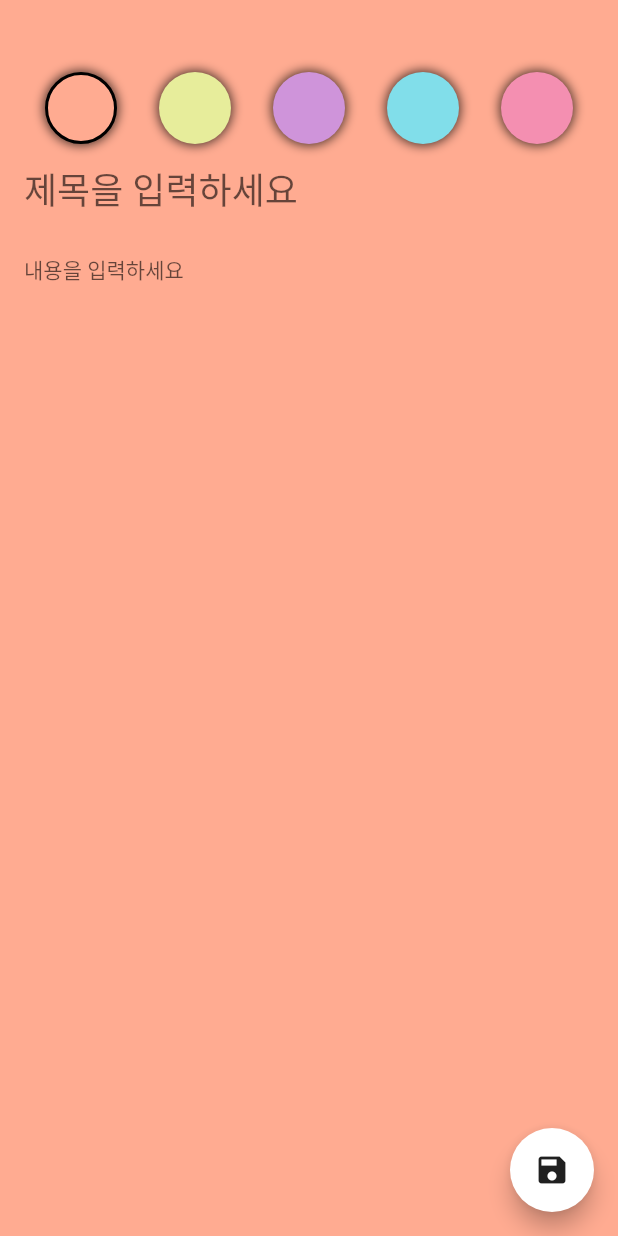
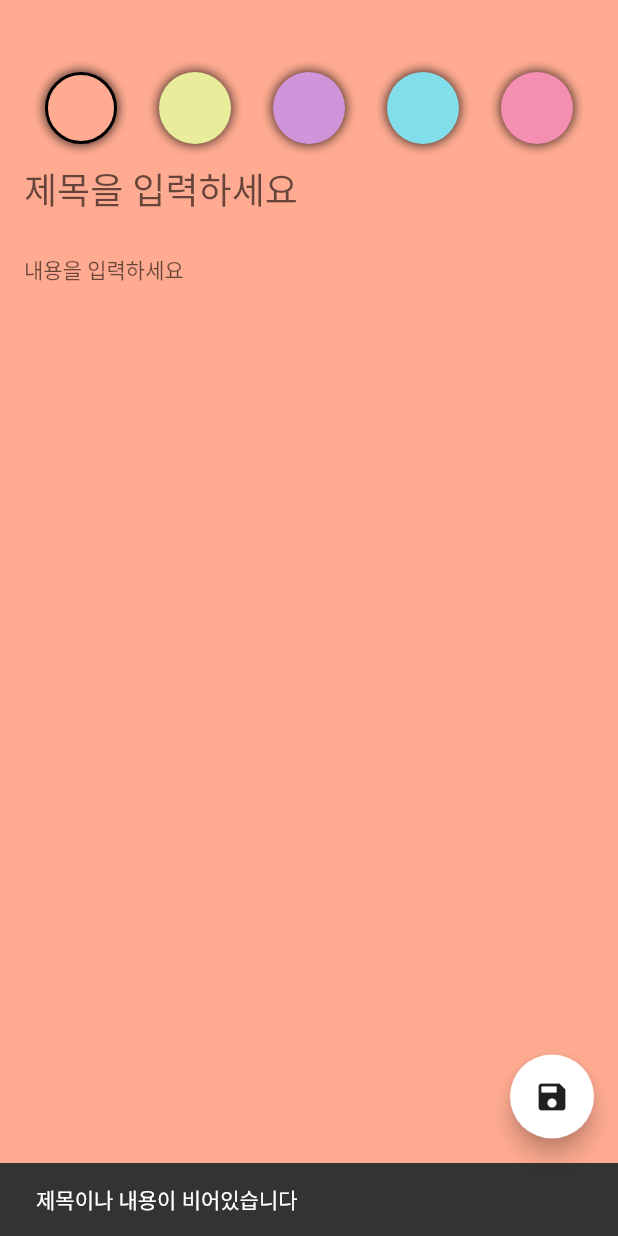
Before and after one commit to clouari/flutter_note_app, a Flutter app: the AddEditNoteScreen screen opened directly, after a tap on the "save" icon, on a phone screen of 412 x 824 dp. Run offline on Flutter 3.47's test engine with Material 2 defaults, Android fonts, the phone set to English and light mode, and no system bars; our stand-ins replace freezed_annotation, sqflite; accounts and stored records are empty.

Commit message:
34.[ UI + 기능 ] FloatingActionButton  눌렀을때 제목이나 내용이 비어있으면 알려주는 snackBar 기능 넣어주기

```diff
--- a/lib/presentation/add_edit_note/add_edit_note_screen.dart
+++ b/lib/presentation/add_edit_note/add_edit_note_screen.dart
@@ -40,7 +40,15 @@ class _AddEditNoteScreenState extends State<AddEditNoteScreen> {
 
     return Scaffold(
       floatingActionButton: FloatingActionButton(
-        onPressed: () {},
+        onPressed: () {
+          if (_titleController.text.isEmpty ||
+              _contentController.text.isEmpty) {
+            const snackBar = SnackBar(
+              content: Text('제목이나 내용이 비어있습니다'),
+            );
+            ScaffoldMessenger.of(context).showSnackBar(snackBar);
+          }
+        },
         child: Icon(Icons.save),
       ),
       body: AnimatedContainer(
```
